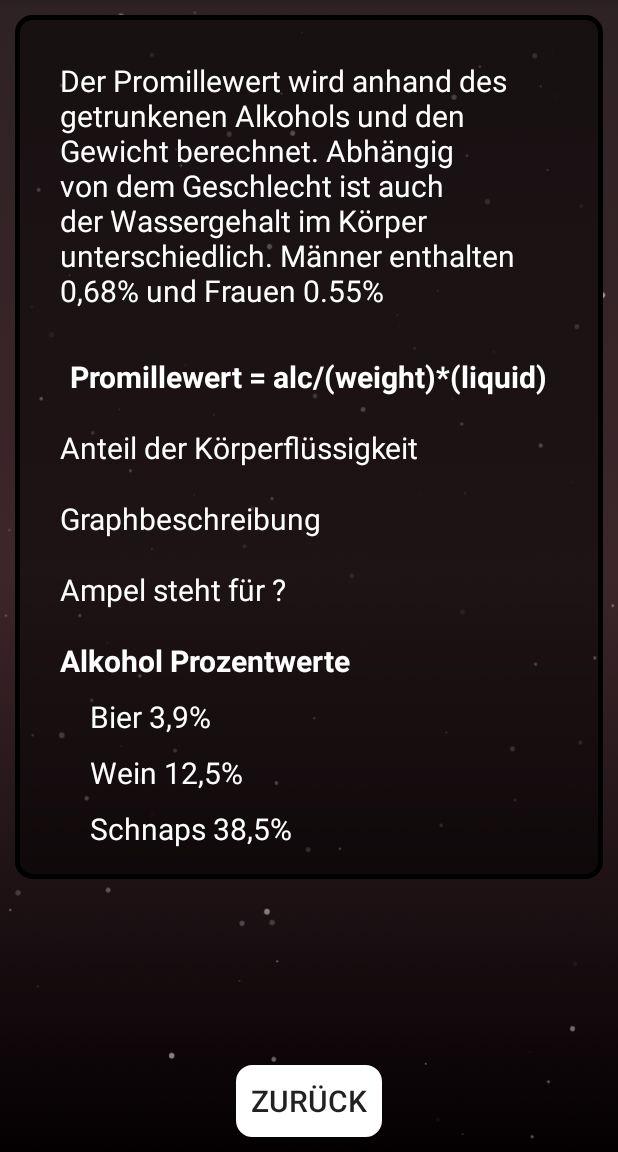
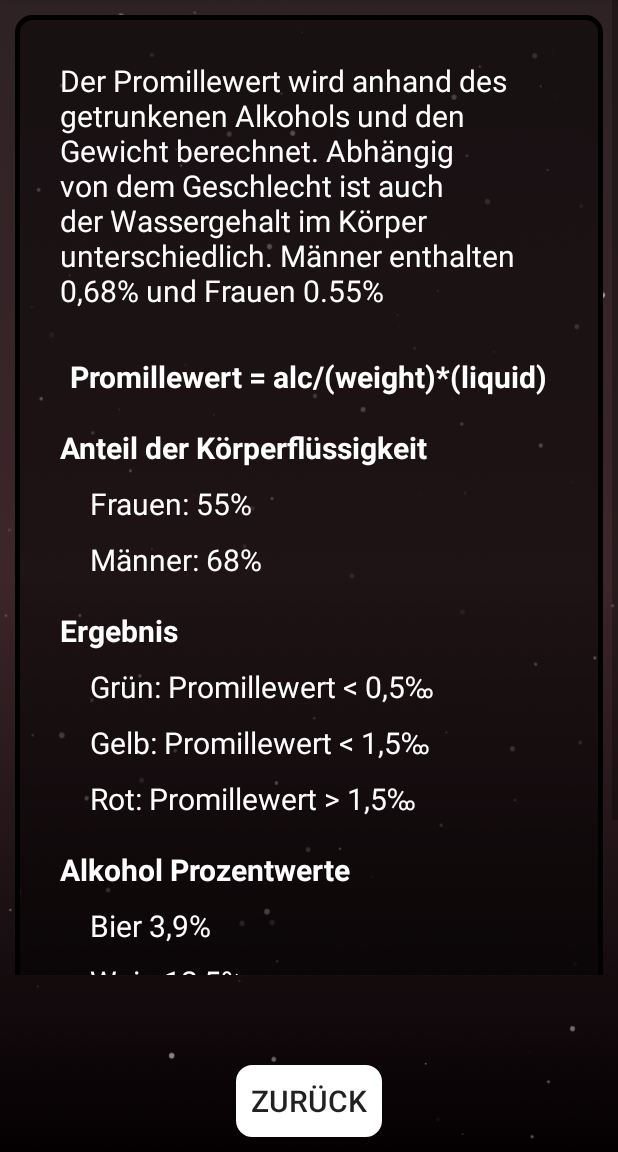
Before and after one commit to not-productive-yet/Promillerechner, an Android app: the Information screen opened directly, with no data from a screen before it, on a phone screen of 412 x 824 dp, the part 84-1236 px from its top. Run offline under Robolectric (Android 15) with nearby library versions, the phone set to English and light mode, and no system bars.

Commit message:
Hagen's Info

```diff
--- a/app/src/main/java/com/example/promillrechner_mobapp/database/PersonCreate.java
+++ b/app/src/main/java/com/example/promillrechner_mobapp/database/PersonCreate.java
@@ -50,6 +50,8 @@ public class PersonCreate extends AppCompatActivity {
         editName = findViewById(R.id.editName);
         gender = findViewById(R.id.radioGroupEditGender);
         context = getApplicationContext();
+
+        buttonSavePerson.setText("Sichern");
 
         npSize.setMinValue(150);
         npSize.setMaxValue(210);
--- a/app/src/main/java/com/example/promillrechner_mobapp/database/PersonEdit.java
+++ b/app/src/main/java/com/example/promillrechner_mobapp/database/PersonEdit.java
@@ -55,6 +55,8 @@ public class PersonEdit extends AppCompatActivity {
         gender = findViewById(R.id.radioGroupEditGender);
         context = getApplicationContext();
 
+        buttonSavePerson.setText("Aktualisieren");
+
         dao = Room.getDatabase(this).person_dao();
 
         i = getIntent();
--- a/app/src/main/res/layout/activity_database_person_create.xml
+++ b/app/src/main/res/layout/activity_database_person_create.xml
@@ -140,7 +140,7 @@
             android:id="@+id/buttonSavePerson"
             android:layout_width="wrap_content"
             android:layout_height="wrap_content"
-            android:text="@string/sichern"
+            android:text=""
             android:textColor="@color/colorWhite"
             android:layout_weight="1"
             android:background="@drawable/button_main"
--- a/app/src/main/res/layout/activity_information.xml
+++ b/app/src/main/res/layout/activity_information.xml
@@ -5,8 +5,11 @@
     android:layout_height="match_parent"
     tools:context=".Information"
     android:background="@drawable/background_gradient_stars"
+    android:scrollbarAlwaysDrawVerticalTrack="true"
     >
-
+<ScrollView
+    android:layout_width="match_parent"
+    android:layout_height="650dp">
     <LinearLayout
         android:id="@+id/layoutInfo"
         android:layout_width="match_parent"
@@ -50,13 +53,37 @@
             android:textSize="20sp"
             android:layout_marginStart="10dp"
             android:textColor="@color/colorWhite"
+            android:textStyle="bold"
             />
 
         <TextView
-            android:id="@+id/graph"
+            android:id="@+id/weiblich"
             android:layout_width="wrap_content"
             android:layout_height="wrap_content"
-            android:text="Graphbeschreibung"
+            android:text="Frauen: 55%"
+            android:layout_marginTop="10dp"
+            android:textSize="20sp"
+            android:textColor="@color/colorWhite"
+            android:layout_marginStart="30dp"
+            />
+
+        <TextView
+            android:id="@+id/männlich"
+            android:layout_width="wrap_content"
+            android:layout_height="wrap_content"
+            android:text="Männer: 68%"
+            android:layout_marginTop="10dp"
+            android:textSize="20sp"
+            android:textColor="@color/colorWhite"
+            android:layout_marginStart="30dp"
+            />
+
+        <TextView
+            android:id="@+id/ampel"
+            android:layout_width="wrap_content"
+            android:layout_height="wrap_content"
+            android:text="Ergebnis"
+            android:textStyle="bold"
             android:layout_marginTop="20dp"
             android:textSize="20sp"
             android:layout_marginStart="10dp"
@@ -64,14 +91,36 @@
             />
 
         <TextView
-            android:id="@+id/ampel"
+            android:id="@+id/grün"
             android:layout_width="wrap_content"
             android:layout_height="wrap_content"
-            android:text="Ampel steht für ?"
-            android:layout_marginTop="20dp"
+            android:text="Grün: Promillewert &lt; 0,5‰"
+            android:layout_marginTop="10dp"
             android:textSize="20sp"
-            android:layout_marginStart="10dp"
             android:textColor="@color/colorWhite"
+            android:layout_marginStart="30dp"
+            />
+
+        <TextView
+            android:id="@+id/gelb"
+            android:layout_width="wrap_content"
+            android:layout_height="wrap_content"
+            android:text="Gelb: Promillewert &lt; 1,5‰"
+            android:layout_marginTop="10dp"
+            android:textSize="20sp"
+            android:textColor="@color/colorWhite"
+            android:layout_marginStart="30dp"
+            />
+
+        <TextView
+            android:id="@+id/rot"
+            android:layout_width="wrap_content"
+            android:layout_height="wrap_content"
+            android:text="Rot: Promillewert &gt; 1,5‰"
+            android:layout_marginTop="10dp"
+            android:textSize="20sp"
+            android:textColor="@color/colorWhite"
+            android:layout_marginStart="30dp"
             />
 
         <TextView
@@ -115,7 +164,19 @@
             android:textColor="@color/colorWhite"
             android:layout_marginStart="30dp"
             />
+
+        <TextView
+            android:id="@+id/graph"
+            android:layout_width="wrap_content"
+            android:layout_height="wrap_content"
+            android:text="Graphbeschreibung"
+            android:layout_marginTop="20dp"
+            android:textSize="20sp"
+            android:layout_marginStart="10dp"
+            android:textColor="@color/colorWhite"
+            />
     </LinearLayout>
+</ScrollView>
 
 
     <Button
```
